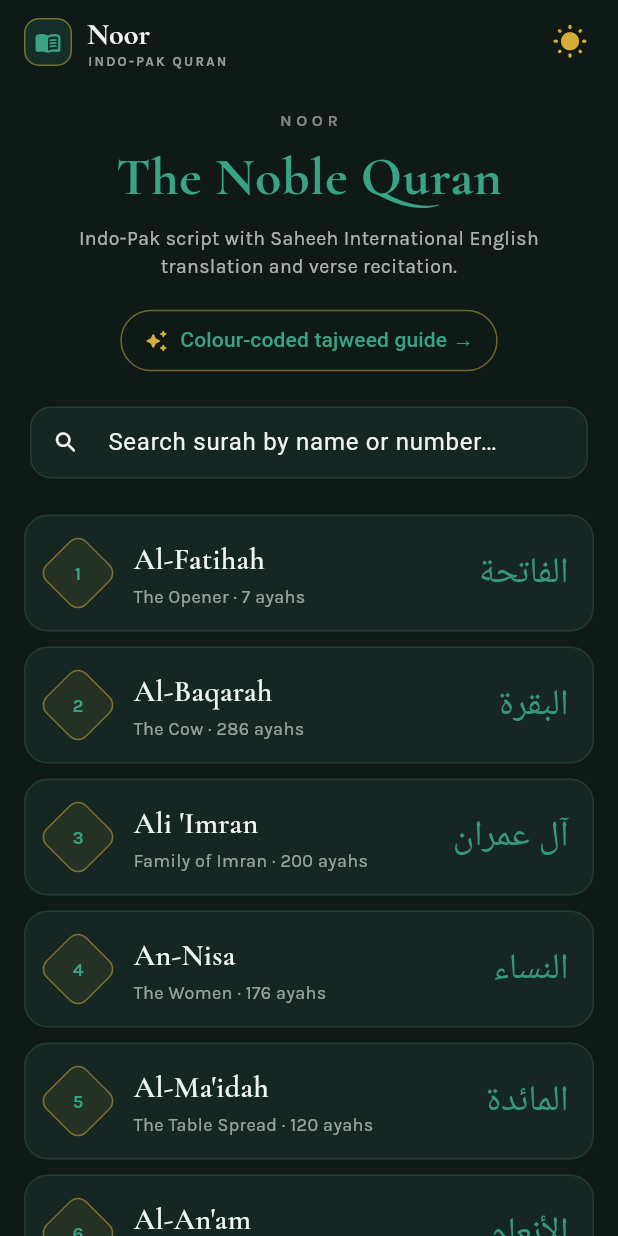
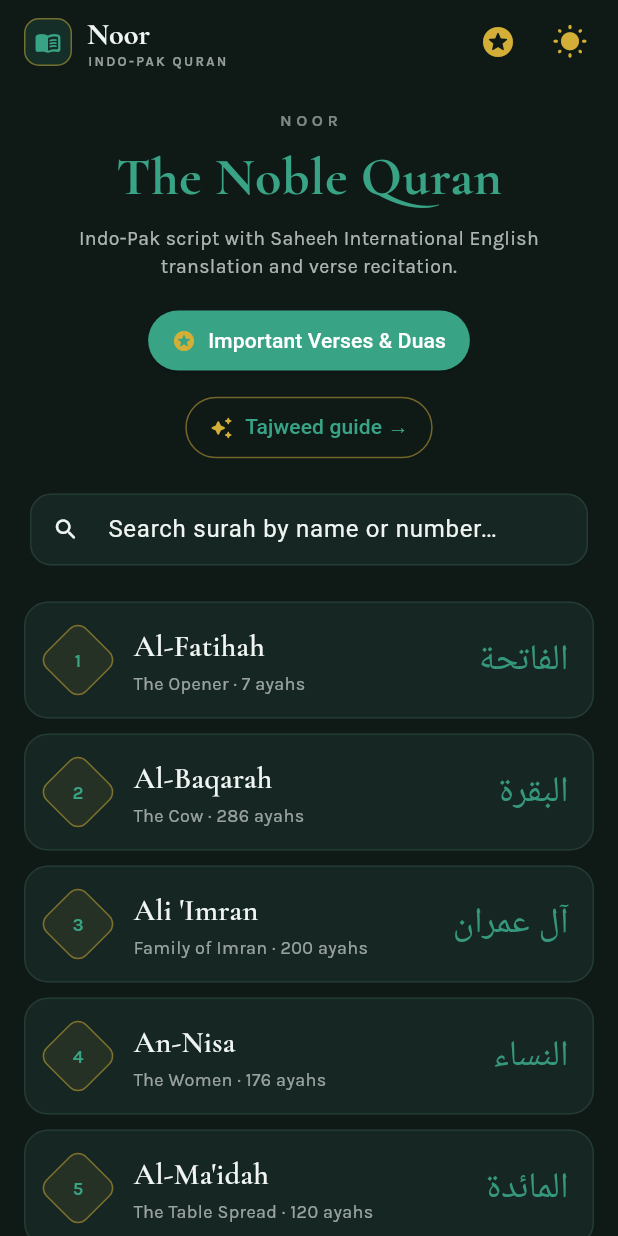
Before and after one commit to Levi9111/mobile-personal-quran, a Flutter app: the screen it shows after launch, on a phone screen of 412 x 824 dp. Run offline on Flutter 3.47's test engine with Material 3 defaults, Android fonts, the phone set to English and light mode, and no system bars; our stand-ins replace audioplayers, google_fonts, shared_preferences; network calls fail.

Commit message:
feat: integrate Important Verses entry point into HomeScreen and AppBar

```diff
--- a/lib/screens/home_screen.dart
+++ b/lib/screens/home_screen.dart
@@ -5,6 +5,7 @@ import '../models/chapter.dart';
 import '../providers/theme_provider.dart';
 import '../services/quran_service.dart';
 import '../theme/app_theme.dart';
+import 'important_verses_screen.dart';
 import 'surah_screen.dart';
 import 'tajweed_guide_screen.dart';
 
@@ -117,6 +118,18 @@ class _HomeScreenState extends State<HomeScreen> {
         ),
         actions: [
           IconButton(
+            icon: const Icon(Icons.stars_rounded, color: AppTheme.metallicGold),
+            tooltip: 'Important Verses & Duas',
+            onPressed: () {
+              Navigator.push(
+                context,
+                MaterialPageRoute(
+                  builder: (_) => const ImportantVersesScreen(),
+                ),
+              );
+            },
+          ),
+          IconButton(
             icon: Icon(
               isDark ? Icons.wb_sunny_rounded : Icons.nightlight_round,
               color: isDark ? AppTheme.metallicGold : AppTheme.primaryTealLight,
@@ -206,6 +219,31 @@ class _HomeScreenState extends State<HomeScreen> {
                         ),
                       ),
                       const SizedBox(height: 16),
+                      Wrap(
+                        alignment: WrapAlignment.center,
+                        spacing: 10,
+                        runSpacing: 10,
+                        children: [
+                          ElevatedButton.icon(
+                            onPressed: () {
+                              Navigator.push(
+                                context,
+                                MaterialPageRoute(
+                                  builder: (_) => const ImportantVersesScreen(),
+                                ),
+                              );
+                            },
+                            icon: const Icon(Icons.stars_rounded, size: 16, color: AppTheme.metallicGold),
+                            label: const Text('Important Verses & Duas'),
+                            style: ElevatedButton.styleFrom(
+                              backgroundColor: theme.colorScheme.primary,
+                              foregroundColor: Colors.white,
+                              padding: const EdgeInsets.symmetric(horizontal: 16, vertical: 10),
+                              shape: RoundedRectangleBorder(
+                                borderRadius: BorderRadius.circular(30),
+                              ),
+                            ),
+                          ),
                           OutlinedButton.icon(
                             onPressed: () {
                               Navigator.push(
@@ -216,7 +254,7 @@ class _HomeScreenState extends State<HomeScreen> {
                               );
                             },
                             icon: const Icon(Icons.auto_awesome_rounded, size: 16, color: AppTheme.metallicGold),
-                        label: const Text('Colour-coded tajweed guide →'),
+                            label: const Text('Tajweed guide →'),
                             style: OutlinedButton.styleFrom(
                               foregroundColor: theme.colorScheme.primary,
                               side: BorderSide(
@@ -227,6 +265,8 @@ class _HomeScreenState extends State<HomeScreen> {
                                 borderRadius: BorderRadius.circular(30),
                               ),
                             ),
+                          ),
+                        ],
                       ),
                       const SizedBox(height: 20),
                       TextField(
```
Lines whose indentation alone changed are shown as unchanged.
